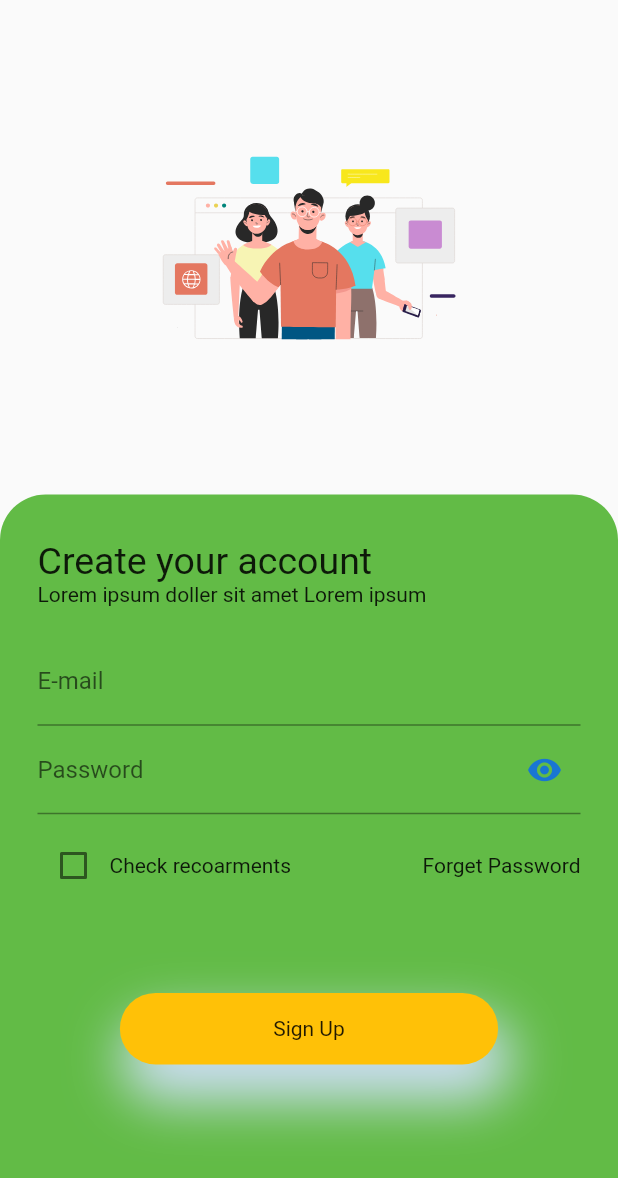
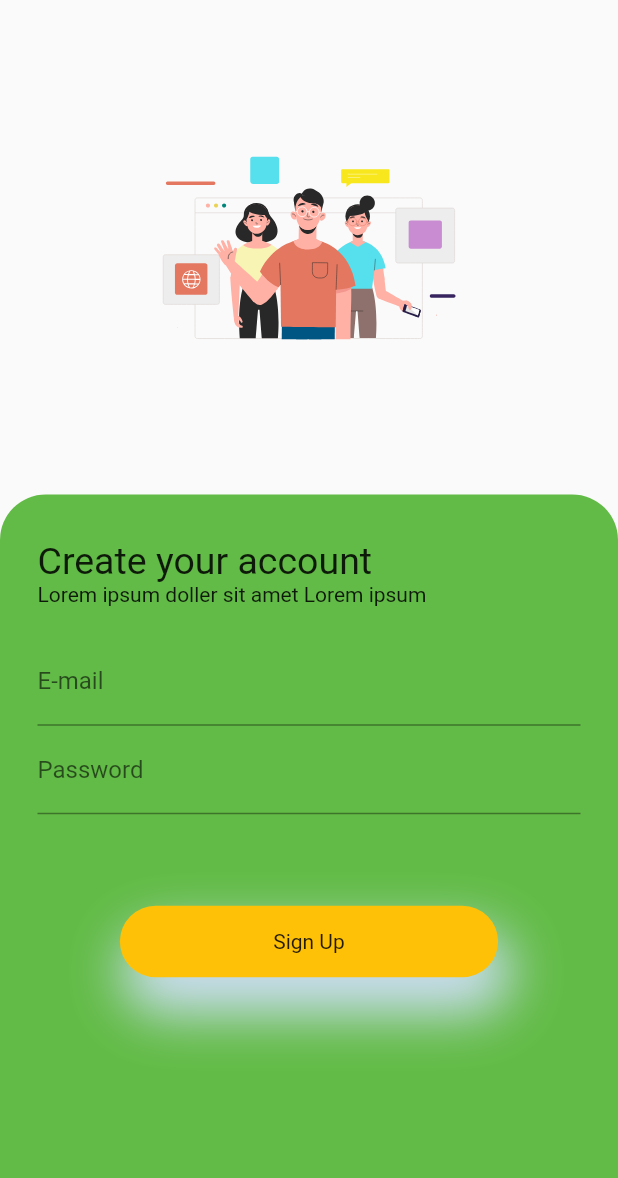
Before and after one commit to AlexSahadeb/task-by-sutraq_app, a Flutter app: the SignUpScreen screen opened by its route, on a phone screen of 412 x 824 dp. Shown: the top 1178 px of the screen. Run offline on Flutter 3.47's test engine with Material 2 defaults, Android fonts, the light colour scheme and no system bars; our stand-ins replace firebase_auth, firebase_core, flutter_screenutil, fluttertoast, get, google_sign_in and 1 more; missing offline and left inert: flutter_facebook_auth; accounts and stored records are empty.

Commit message:
first commit

```diff
--- a/lib/views/signup_screen.dart
+++ b/lib/views/signup_screen.dart
@@ -6,18 +6,11 @@ import 'package:sutraq_app/routes/routes.dart';
 import 'package:lottie/lottie.dart';
 import 'package:sutraq_app/views/auth/authLogic.dart';
 
-class SignUpScreen extends StatefulWidget {
-  @override
-  State<SignUpScreen> createState() => _SignUpScreenState();
-}
-
-class _SignUpScreenState extends State<SignUpScreen> {
+class SignUpScreen extends StatelessWidget {
   TextEditingController _emailController = TextEditingController();
 
   TextEditingController _passwordController = TextEditingController();
 
-  bool isChecked = false;
-  bool _obsecureText = true;
   @override
   Widget build(BuildContext context) {
     return SafeArea(
@@ -71,44 +64,10 @@ class _SignUpScreenState extends State<SignUpScreen> {
                             TextFormField(
                               controller: _passwordController,
                               keyboardType: TextInputType.text,
+                              obscureText: true,
                               decoration: InputDecoration(
                                 labelText: "Password",
-                                suffixIcon: IconButton(
-                                  icon: Icon(
-                                    _obsecureText
-                                        ? Icons.visibility
-                                        : Icons.visibility_off,
-                                    color: Theme.of(context).primaryColorDark,
-                                  ),
-                                  onPressed: () {
-                                    setState(() {
-                                      _obsecureText = !_obsecureText;
-                                    });
-                                  },
-                                ),
                               ),
-                            ),
-                            SizedBox(height: 10.h),
-                            Row(
-                              mainAxisAlignment: MainAxisAlignment.spaceBetween,
-                              children: [
-                                Row(
-                                  children: [
-                                    Checkbox(
-                                      value: isChecked,
-                                      onChanged: (value) {
-                                        setState(() {
-                                          isChecked = value!;
-                                        });
-                                      },
-                                    ),
-                                    Text("Check recoarments")
-                                  ],
-                                ),
-                                InkWell(
-                                    onTap: () {},
-                                    child: Text("Forget Password"))
-                              ],
                             ),
                             SizedBox(
                               height: 60.h,
```
Also changed, not shown: lib/views/signin_screen.dart (+3 -34 lines), lib/widget/appleButton.dart (deleted).
